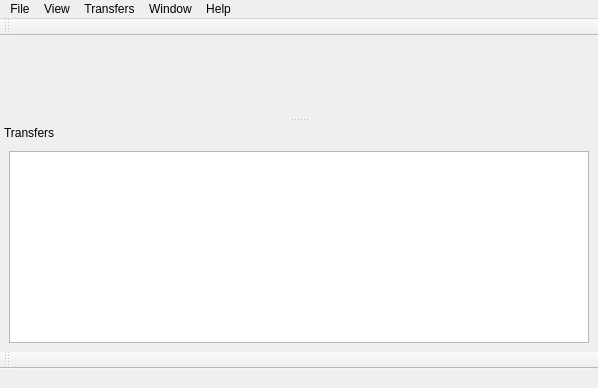
First picture: the form in ui/mainwindow.ui, repository apavelm/stildcpp, before the edit.
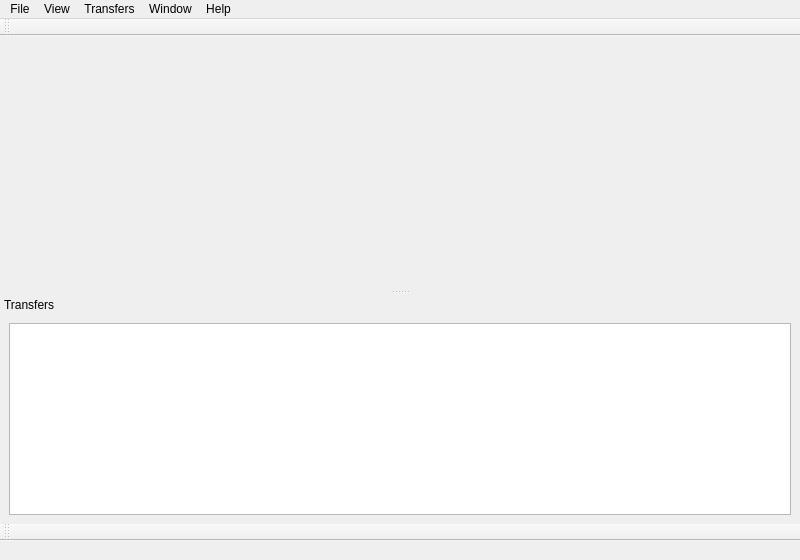
Second picture: the form after the edit.

What changed in the file:
```diff
--- a/ui/mainwindow.ui
+++ b/ui/mainwindow.ui
@@ -5,8 +5,8 @@
    <rect>
     <x>0</x>
     <y>0</y>
-    <width>598</width>
-    <height>388</height>
+    <width>800</width>
+    <height>560</height>
    </rect>
   </property>
   <property name="windowTitle" >
@@ -21,8 +21,8 @@
     <rect>
      <x>0</x>
      <y>0</y>
-     <width>598</width>
-     <height>30</height>
+     <width>800</width>
+     <height>28</height>
     </rect>
    </property>
    <widget class="QMenu" name="menuFiles" >
```
